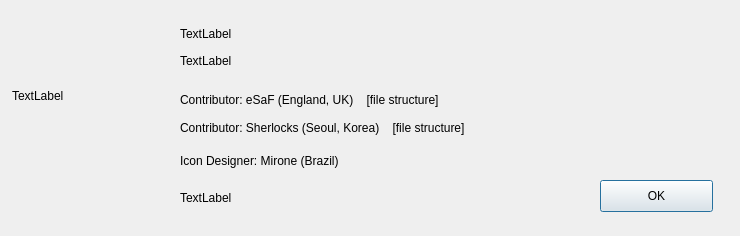
Before: the Qt Designer form aboutdialog.ui in ic005k/OCAuxiliaryTools, drawn with Qt 5.
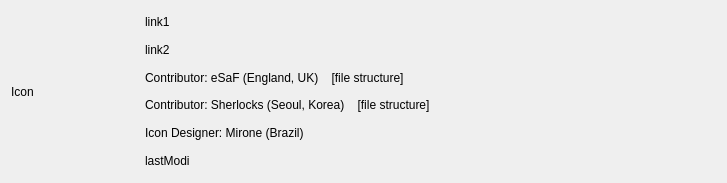
After: the same form once the commit is applied.

Patch:
```diff
--- a/aboutdialog.ui
+++ b/aboutdialog.ui
@@ -6,117 +6,80 @@
    <rect>
     <x>0</x>
     <y>0</y>
-    <width>740</width>
-    <height>236</height>
+    <width>727</width>
+    <height>183</height>
    </rect>
   </property>
   <property name="windowTitle">
    <string>About</string>
   </property>
-  <widget class="QLabel" name="linkLabel1">
-   <property name="geometry">
-    <rect>
-     <x>180</x>
-     <y>23</y>
-     <width>291</width>
-     <height>21</height>
-    </rect>
-   </property>
-   <property name="text">
-    <string>TextLabel</string>
-   </property>
-  </widget>
-  <widget class="QLabel" name="label2">
-   <property name="geometry">
-    <rect>
-     <x>180</x>
-     <y>150</y>
-     <width>571</width>
-     <height>21</height>
-    </rect>
-   </property>
-   <property name="text">
-    <string>Icon Designer: Mirone (Brazil) </string>
-   </property>
-  </widget>
+  <layout class="QGridLayout" name="gridLayout_2">
+   <item row="0" column="0">
   <widget class="QLabel" name="lblIcon">
-   <property name="geometry">
-    <rect>
-     <x>12</x>
-     <y>40</y>
-     <width>141</width>
-     <height>111</height>
-    </rect>
+     <property name="maximumSize">
+      <size>
+       <width>128</width>
+       <height>16777215</height>
+      </size>
    </property>
    <property name="text">
-    <string>TextLabel</string>
-   </property>
-  </widget>
-  <widget class="QLabel" name="linkLabel2">
-   <property name="geometry">
-    <rect>
-     <x>180</x>
-     <y>50</y>
-     <width>291</width>
-     <height>21</height>
-    </rect>
-   </property>
+      <string>Icon</string>
+     </property>
+    </widget>
+   </item>
+   <item row="0" column="1">
+    <layout class="QGridLayout" name="gridLayout">
+     <item row="5" column="0">
+      <widget class="QLabel" name="lblLastModi">
+       <property name="text">
+        <string>lastModi</string>
+       </property>
+      </widget>
+     </item>
+     <item row="0" column="0">
+      <widget class="QLabel" name="linkLabel1">
+       <property name="minimumSize">
+        <size>
+         <width>0</width>
+         <height>0</height>
+        </size>
+       </property>
    <property name="text">
-    <string>TextLabel</string>
-   </property>
-  </widget>
+        <string>link1</string>
+       </property>
+      </widget>
+     </item>
+     <item row="2" column="0">
   <widget class="QLabel" name="label1">
-   <property name="geometry">
-    <rect>
-     <x>180</x>
-     <y>90</y>
-     <width>521</width>
-     <height>20</height>
-    </rect>
-   </property>
    <property name="text">
     <string>Contributor: eSaF (England, UK)    [file structure]</string>
    </property>
   </widget>
+     </item>
+     <item row="1" column="0">
+      <widget class="QLabel" name="linkLabel2">
+       <property name="text">
+        <string>link2</string>
+       </property>
+      </widget>
+     </item>
+     <item row="4" column="0">
+      <widget class="QLabel" name="label2">
+       <property name="text">
+        <string>Icon Designer: Mirone (Brazil) </string>
+       </property>
+      </widget>
+     </item>
+     <item row="3" column="0">
   <widget class="QLabel" name="label">
-   <property name="geometry">
-    <rect>
-     <x>180</x>
-     <y>120</y>
-     <width>561</width>
-     <height>16</height>
-    </rect>
-   </property>
    <property name="text">
     <string>Contributor: Sherlocks (Seoul, Korea)    [file structure]</string>
    </property>
   </widget>
-  <widget class="QPushButton" name="btnOk">
-   <property name="geometry">
-    <rect>
-     <x>600</x>
-     <y>180</y>
-     <width>113</width>
-     <height>32</height>
-    </rect>
-   </property>
-   <property name="text">
-    <string>OK</string>
-   </property>
-  </widget>
-  <widget class="QLabel" name="lblLastModi">
-   <property name="geometry">
-    <rect>
-     <x>180</x>
-     <y>190</y>
-     <width>381</width>
-     <height>16</height>
-    </rect>
-   </property>
-   <property name="text">
-    <string>TextLabel</string>
-   </property>
-  </widget>
+     </item>
+    </layout>
+   </item>
+  </layout>
  </widget>
  <resources/>
  <connections/>
```
Lines whose indentation alone changed are shown as unchanged.
